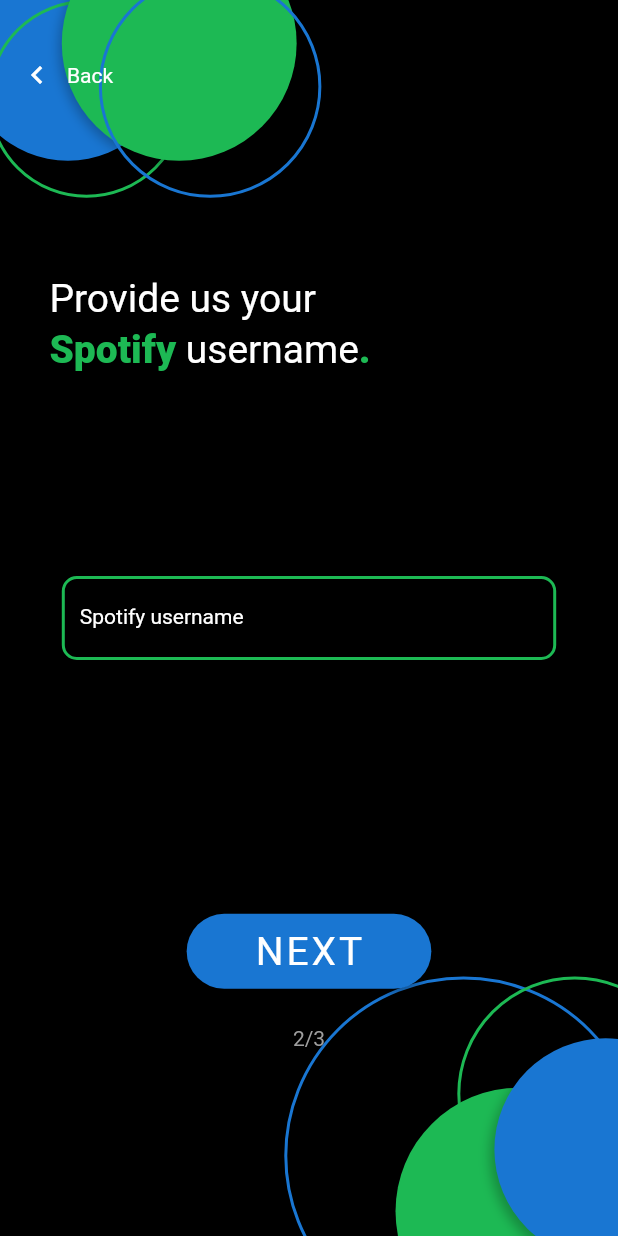
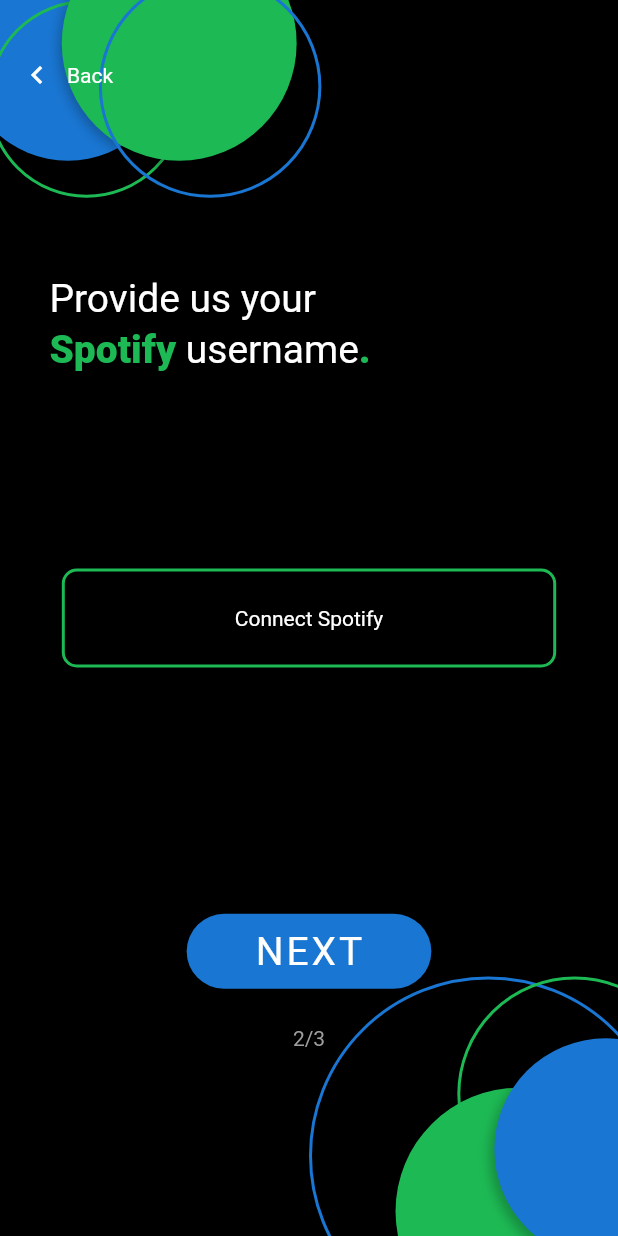
Before and after one commit to Bluewolf787/autospotify, a Flutter app: the SpotifyIntroductionPage screen opened directly, on a phone screen of 412 x 824 dp. Run offline on Flutter 3.47's test engine with Material 2 defaults, Android fonts, the phone set to English and light mode, and no system bars; our stand-ins replace after_layout, firebase_auth, firebase_core, google_sign_in, page_transition, shared_preferences and 1 more; missing offline and left inert: spotify, youtube_explode_dart; accounts and stored records are empty; Roboto replaces fonts that are missing (Montserrat).

Commit message:
added spotify connect button to spotify introduction page

```diff
--- a/lib/ui/home/home_page.dart
+++ b/lib/ui/home/home_page.dart
@@ -306,7 +306,6 @@ class _HomePageState extends State<HomePage> {
                       alignment: Alignment.center,
                       child: SpotifyUsernameInputField(
                         controller: _spotifyUsernameController,
-                        onEditingComplete: null, // TODO: Test connection when changed
                       ),
                     ),
                   ),
--- a/lib/ui/introduction/introduction_spotify.dart
+++ b/lib/ui/introduction/introduction_spotify.dart
@@ -2,13 +2,17 @@ import 'package:autospotify/ui/introduction/choose_theme_page.dart';
 import 'package:autospotify/ui/introduction/introduction_yt.dart';
 import 'package:autospotify/utils/size_config.dart';
 import 'package:autospotify/utils/back_button_handle.dart';
+import 'package:autospotify/utils/spotify_utils.dart';
 import 'package:autospotify/widgets/back_button.dart';
 import 'package:autospotify/widgets/button.dart';
 import 'package:autospotify/widgets/circles.dart';
 import 'package:autospotify/widgets/introduction_page_indicator.dart';
+import 'package:autospotify/widgets/snackbar.dart';
+import 'package:autospotify/widgets/spotify_connect_button.dart';
 import 'package:autospotify/widgets/textfields.dart';
 import 'package:flutter/material.dart';
 import 'package:page_transition/page_transition.dart';
+import 'package:spotify/spotify.dart';
 import 'package:theme_provider/theme_provider.dart';
 
 class SpotifyIntroductionPage extends StatefulWidget {
@@ -28,9 +32,14 @@ class _SpotifyIntroductionPageState extends State<SpotifyIntroductionPage> {
     });
   }
 
+  var _spotifyConnected = false;
+
   @override
   initState() {
     initialTimer();
+
+    _spotifyUsernameController = new TextEditingController();
+
     super.initState();
   }
 
@@ -41,7 +50,9 @@ class _SpotifyIntroductionPageState extends State<SpotifyIntroductionPage> {
       onWillPop: () => onBackButtonExit(context),
       child: Scaffold(
         backgroundColor: ThemeProvider.themeOf(context).data.scaffoldBackgroundColor,
-        body: SingleChildScrollView(
+        body: Builder(
+          builder: (context) =>
+          SingleChildScrollView(
             physics: ClampingScrollPhysics(),
             child: Container(
               width: SizeConfig.widthMultiplier * 100,
@@ -106,7 +117,7 @@ class _SpotifyIntroductionPageState extends State<SpotifyIntroductionPage> {
                   AnimatedPositioned(
                     duration: Duration(seconds: 1,),
                     bottom: startAnimation ? SizeConfig.heightMultiplier * -8 : SizeConfig.heightMultiplier * -40,
-                  right: startAnimation ? SizeConfig.widthMultiplier * -4 : SizeConfig.widthMultiplier * 6,
+                    right: startAnimation ? SizeConfig.widthMultiplier * -8 : SizeConfig.widthMultiplier * 6,
                     curve: Curves.ease,
                     child: Circle(
                       diameter: SizeConfig.widthMultiplier * 58,
@@ -192,11 +203,11 @@ class _SpotifyIntroductionPageState extends State<SpotifyIntroductionPage> {
                     ),
                   ),
 
-                // Input
-                AnimatedPositioned(
-                  duration: Duration(seconds: 1,),
-                  right: startAnimation ? SizeConfig.widthMultiplier * 10 : SizeConfig.widthMultiplier * -100,
-                  curve: Curves.ease,
+                  // Display Spotify username when connected
+                  Positioned(
+                    right: SizeConfig.widthMultiplier * 10,
+                    child: Opacity(
+                      opacity: _spotifyConnected ? 1.0 : 0.0,
                       child: Container(
                         height: SizeConfig.heightMultiplier * 100,
                         width: SizeConfig.widthMultiplier * 80,
@@ -206,9 +217,52 @@ class _SpotifyIntroductionPageState extends State<SpotifyIntroductionPage> {
                           children: [
                             SpotifyUsernameInputField(
                               controller: _spotifyUsernameController,
-                          onEditingComplete: null,
                             ),
                           ],
+                        ),
+                      ),
+                    ),
+                  ),
+
+                  // Connect Spotify Button
+                  AnimatedPositioned(
+                    duration: Duration(seconds: 1),
+                    right: startAnimation ? SizeConfig.widthMultiplier * 10 : SizeConfig.widthMultiplier * -100,
+                    curve: Curves.ease,
+                    child: Opacity(
+                      opacity: _spotifyConnected ? 0.0 : 1.0,
+                      child: Container(
+                        height: SizeConfig.heightMultiplier * 100,
+                        width: SizeConfig.widthMultiplier * 80,
+                        alignment: Alignment.center,
+                        child: Center(
+                          child: ConnectSpotifyButton(
+                            onPressed: () async {
+                              if (_spotifyConnected) {
+                                return null;
+                              }
+
+                              await connectToSpotify(context).then((SpotifyApi spotify) async {
+                                // Open next introduction page (package:autospotify/ui/introduction/introduction_yt.dart)
+                                Navigator.of(context).pushReplacement(
+                                  PageTransition(child: YouTubeIntroductionPage(), type: PageTransitionType.fade)
+                                );
+
+                                setState(() {
+                                  _spotifyConnected = true;
+                                  // TODO Get Spotify username
+                                  //_spotifyUsernameController.text = '';
+                                });
+                              }).catchError((error) {
+                                print('ERROR $error');
+                                CustomSnackbar.show(
+                                  context,
+                                  'Oops! Something went wrong. Please try again.',
+                                );
+                              });
+                            },
+                          ),
+                        ),
                       ),
                     ),
                   ),
@@ -221,11 +275,19 @@ class _SpotifyIntroductionPageState extends State<SpotifyIntroductionPage> {
                     curve: Curves.ease,
                     child: CustomButton(
                       label: 'Next',
-                    onPressed: () => {
+                      onPressed: () {
+                        if (_spotifyConnected) {
                           // Open next introduction page (package:autospotify/ui/introduction/introduction_yt.dart)
                           Navigator.of(context).pushReplacement(
                             PageTransition(child: YouTubeIntroductionPage(), type: PageTransitionType.fade)
-                      ),
+                          );
+                        }
+                        else {
+                          CustomSnackbar.show(
+                            context,
+                            'Please connect your Spotify profile with AutoSpotify before move on',
+                          );
+                        }
                       },
                     ),
                   ),
@@ -254,6 +316,7 @@ class _SpotifyIntroductionPageState extends State<SpotifyIntroductionPage> {
             ),
           ),
         ),
+      ),
     );
   }
 }
--- /dev/null
+++ b/lib/widgets/spotify_connect_button.dart
@@ -0,0 +1,43 @@
+import 'package:autospotify/utils/size_config.dart';
+import 'package:flutter/material.dart';
+import 'package:theme_provider/theme_provider.dart';
+
+class ConnectSpotifyButton extends StatelessWidget {
+  const ConnectSpotifyButton({
+    Key key,
+    this.onPressed,
+  }) : super(key: key);
+
+  final Function onPressed;
+
+  @override
+  Widget build(BuildContext context) {
+    SizeConfig().init(context);
+    return SizedBox(
+      height: SizeConfig.heightMultiplier * 8,
+      width: SizeConfig.widthMultiplier * 80,
+      child: OutlineButton(
+        child: Text(
+          'Connect Spotify',
+          textAlign: TextAlign.center,
+          style: TextStyle(
+            fontFamily: 'Montserrat',
+            fontSize: 14,
+            fontWeight: FontWeight.w400,
+            color: ThemeProvider.themeOf(context).data.primaryColor,
+          ),
+        ),
+        highlightColor: const Color(0xff1db954),
+        highlightedBorderColor: const Color(0xff1db954),
+        borderSide: BorderSide(
+          color: const Color(0xff1db954),
+          width: 2.0,
+        ),
+        shape: RoundedRectangleBorder(
+          borderRadius: BorderRadius.all(Radius.circular(10.0)),
+        ),
+        onPressed: onPressed,
+      ),
+    );
+  }
+}
--- a/lib/widgets/textfields.dart
+++ b/lib/widgets/textfields.dart
@@ -80,9 +80,8 @@ class CustomTextField extends StatelessWidget {
 
 class SpotifyUsernameInputField extends StatelessWidget {
   final TextEditingController controller;
-  final Function onEditingComplete;
 
-  SpotifyUsernameInputField({this.controller, this.onEditingComplete});
+  SpotifyUsernameInputField({this.controller});
 
   @override
   Widget build(BuildContext context) {
```
Also changed, not shown: lib/ui/splash_screen.dart (line endings or trailing spaces), 1 other file. Lines whose indentation alone changed are shown as unchanged.
